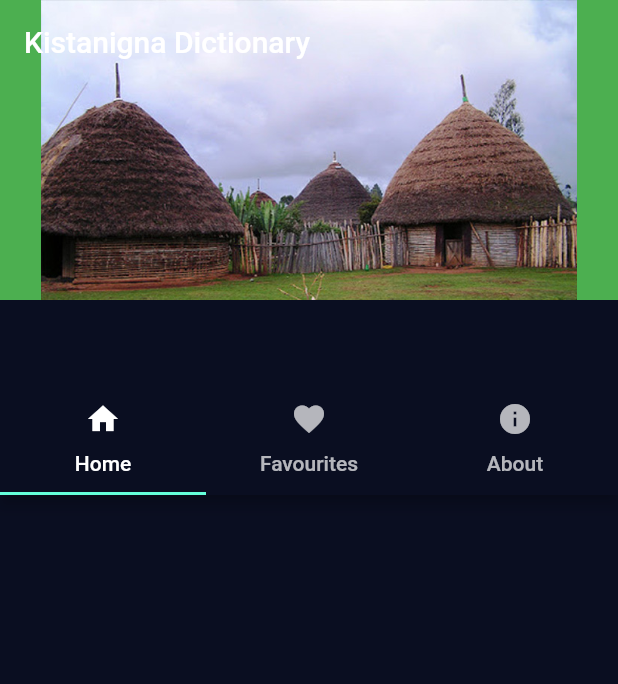
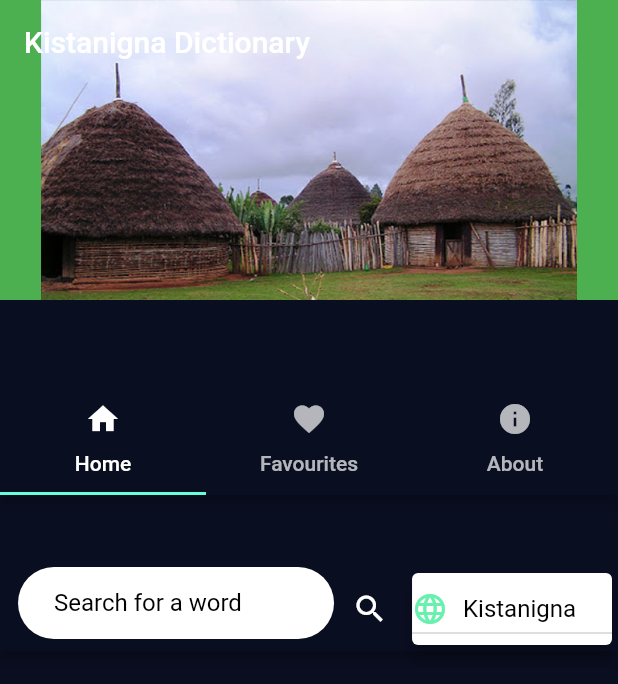
Before and after one commit to Bemhreth/Dictionary_app, a Flutter app: the screen it shows after launch, on a phone screen of 412 x 824 dp. Shown: the top 684 px of the screen. Run offline on Flutter 3.47's test engine with Material 2 defaults, Android fonts, the phone set to English and light mode, and no system bars; our stand-ins replace csv, splashscreen, sqflite; accounts and stored records are empty; network calls fail.

Commit message:
my part is done just geting my payment left

```diff
--- a/lib/screen/input_page.dart
+++ b/lib/screen/input_page.dart
@@ -76,7 +76,7 @@ List<String> images=[
                   ),
                   body: TabBarView(
                     children: [
-                      ResultsPage('ኣመረተ','English','Amharic','Kistanigna',null),
+                      ResultsPage('ኣመረተ','English','Amharic','Kistanigna'),
                       Tab2('ኣመረተ','English','Amharic','Kistanigna'),
                       Tab3(),
                     ],
--- a/lib/screen/result_page.dart
+++ b/lib/screen/result_page.dart
@@ -3,6 +3,8 @@ import 'package:flutter/material.dart';
 import 'package:flutter/rendering.dart';
 import 'package:dictionary_app/utility/dbconnection.dart';
 import 'package:dictionary_app/utility/dictionarymodel.dart';
+import 'package:sqflite/sqflite.dart';
+
 
 
 
@@ -18,8 +20,7 @@ class ResultsPage extends StatefulWidget {
    String Mainlanguage;
    String language1;
    String language2;
-   String T;
-  ResultsPage(this.definition,this.language1,this.language2,this.Mainlanguage,this.T);
+  ResultsPage(this.definition,this.language1,this.language2,this.Mainlanguage);
   @override
 
   _ResultsPageState createState() => _ResultsPageState();
@@ -29,8 +30,8 @@ class _ResultsPageState extends State<ResultsPage> {
 
   Item selectedUser;
   List<Item> users = <Item>[
-    const Item('ክስታንኛ',Icon(Icons.language,color: Colors.greenAccent,)),
-    const Item('አማርኛ',Icon(Icons.language,color:  Colors.greenAccent,)),
+    const Item('Kistanigna',Icon(Icons.language,color: Colors.greenAccent,)),
+    const Item('Amharic',Icon(Icons.language,color:  Colors.greenAccent,)),
     const Item('English',Icon(Icons.language,color:  Colors.greenAccent,)),
   ];
   TextEditingController _controller = TextEditingController();
@@ -39,7 +40,6 @@ class _ResultsPageState extends State<ResultsPage> {
   Stream _stream;
   List<Map> all=List<Map>();
   List<Map> alls=List<Map>();
-  List<Map> allz=List<Map>();
   List<Map<String, dynamic>> all1=List<Map<String, dynamic>>();
   Timer _debounce;
   Color fevcolor=Colors.black;
@@ -55,9 +55,9 @@ class _ResultsPageState extends State<ResultsPage> {
       dummyListData.add(item);
     });
       setState(()  {
+
         all.clear();
-        all.addAll(dListData);
-        dListData.clear();
+        all.addAll(dummyListData);
       });
       return;
     } else {
@@ -84,6 +84,7 @@ class _ResultsPageState extends State<ResultsPage> {
 
   getdictionary() async{
     alls= List.of(await DBprovider.db.getdictionary());
+
     setState(() {
       all=alls;
 //      print(all);
@@ -95,8 +96,14 @@ class _ResultsPageState extends State<ResultsPage> {
 
     String text1;
     return Scaffold(
+      appBar: AppBar(
+        bottom: PreferredSize(
           preferredSize: Size.fromHeight(48.0),
+          child: Row(
+            children: <Widget>[
 
+              Expanded(
+                flex: 2,
                 child: Container(
                   margin: const EdgeInsets.only(left: 12.0, bottom: 8.0),
                   decoration: BoxDecoration(
@@ -106,22 +113,16 @@ class _ResultsPageState extends State<ResultsPage> {
                   child: TextFormField(
                     cursorColor: Colors.black26,
                     style:TextStyle(color: Colors.black),
-                    onTap: () {
-                      FocusScopeNode currentFocus = FocusScope.of(context);
-
-                      if (!currentFocus.hasPrimaryFocus) {
-                        currentFocus.unfocus();
-                      }
-                    },
-                    onFieldSubmitted:(String text){
+                    onChanged: (String text) {
+                      text1=text;
+                      if (_debounce?.isActive ?? false) _debounce.cancel();
+                      _debounce = Timer(const Duration(milliseconds: 1000), () {
                         _search(text);
-                      setState(() {
-                        widget.T=text;
                       });
                     },
                     controller: _controller,
                     decoration: InputDecoration(
-                      hintText: (widget.Mainlanguage=='English')?"Search in English": (widget.Mainlanguage=='Amharic')?"በአማርኛ ይፈልጉ":"በክስታንኛ ሻ",
+                      hintText: "Search for a word",
                       hintStyle: TextStyle(color: Colors.black),
                       contentPadding: const EdgeInsets.only(left: 24.0),
                       border: InputBorder.none,
@@ -135,21 +136,18 @@ class _ResultsPageState extends State<ResultsPage> {
                   color: Colors.white,
                 ),
                 onPressed: () {
-                  _search(widget.T);
+                  _search(text1);
                 },
               ),
               Card(
                 elevation: 5,
                 color: Colors.white,
-                child: Row(
-                  children: <Widget>[
-                    DropdownButton<Item>(
-                      dropdownColor: Colors.white,
+                child: DropdownButton<Item>(
                   value: selectedUser==null?selectedUser=users[0]:selectedUser,
                   onChanged: (Item Value) {
                     setState(() {
                       selectedUser = Value;
-                          (selectedUser.name=='ክስታንኛ')?widget.Mainlanguage='Kistanigna':(selectedUser.name=='አማርኛ')?widget.Mainlanguage='Amharic':widget.Mainlanguage=selectedUser.name;
+                      widget.Mainlanguage=selectedUser.name;
                       print(selectedUser.name);
                     });
                   },
@@ -158,7 +156,6 @@ class _ResultsPageState extends State<ResultsPage> {
                       value: user,
                       child: Row(
                         children: <Widget>[
-                              SizedBox(width: 15,),
                           user.icon,
                           SizedBox(width: 10,),
                           Text(
@@ -169,9 +166,6 @@ class _ResultsPageState extends State<ResultsPage> {
                       ),
                     );
                   }).toList(),
-                    ),
-                    Icon(Icons.arrow_drop_down,color: Colors.black,)
-                  ],
                 ),
               ),
             ],
```
Also changed, not shown: lib/screen/Tab2.dart (+11 -6 lines). Lines whose indentation alone changed are shown as unchanged.
